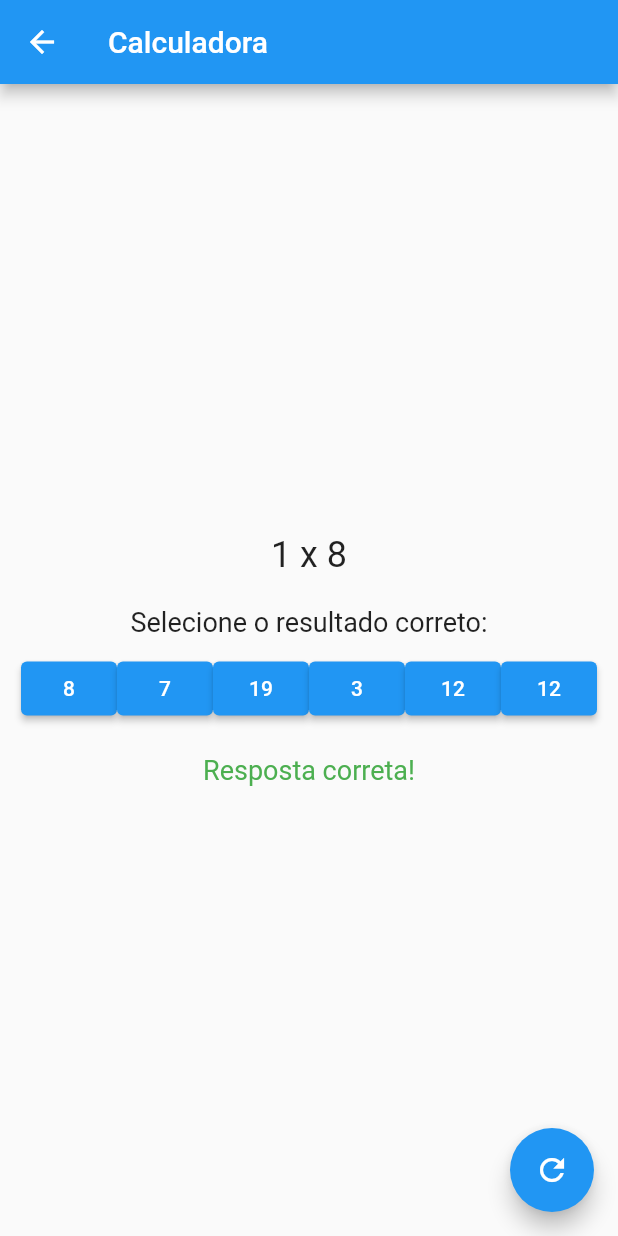
After one commit to GuilhermeTessarini/Project-game-Flutter, a Flutter app: the CalculatorScreen screen opened directly, after a tap on an icon or button, on a phone screen of 412 x 824 dp. The commit adds this screen. Run offline on Flutter 3.47's test engine with Material 2 defaults, Android fonts, the light colour scheme and no system bars.

Commit message:
Adição da parte dos calculos

```diff
--- /dev/null
+++ b/lib/calculadora.dart
@@ -0,0 +1,113 @@
+import 'dart:math';
+
+import 'package:flutter/material.dart';
+
+class CalculatorScreen extends StatefulWidget {
+  @override
+  _CalculatorScreenState createState() => _CalculatorScreenState();
+}
+
+class _CalculatorScreenState extends State<CalculatorScreen> {
+  late String operation;
+  late int number1;
+  late int number2;
+  late int result;
+  late List<int> options;
+  late bool isCorrect;
+
+  void generateRandomOperation() {
+    setState(() {
+      final random = Random();
+      number1 = random.nextInt(10) + 1; // Número aleatório entre 1 e 10
+      number2 = random.nextInt(10) + 1; // Número aleatório entre 1 e 10
+      final operationIndex = random.nextInt(4); // Número aleatório entre 0 e 3
+      switch (operationIndex) {
+        case 0:
+          operation = '+';
+          result = number1 + number2;
+          break;
+        case 1:
+          operation = '-';
+          result = number1 - number2;
+          break;
+        case 2:
+          operation = 'x';
+          result = number1 * number2;
+          break;
+        case 3:
+          operation = '/';
+          result = number1 ~/ number2;
+          break;
+      }
+
+      // Gerar 6 opções de resultados
+      options = List<int>.generate(6, (_) {
+        return random.nextInt(20) + 1; // Número aleatório entre 1 e 20
+      });
+      options[random.nextInt(4)] =
+          result; // Substituir uma das opções pelo resultado correto
+
+      isCorrect = false;
+    });
+  }
+
+  void checkAnswer(int answer) {
+    setState(() {
+      isCorrect = answer == result;
+    });
+  }
+
+  @override
+  void initState() {
+    super.initState();
+    generateRandomOperation();
+  }
+
+  @override
+  Widget build(BuildContext context) {
+    return Scaffold(
+      appBar: AppBar(
+        title: const Text('Calculadora'),
+      ),
+      body: Center(
+        child: Column(
+          mainAxisAlignment: MainAxisAlignment.center,
+          children: [
+            Text(
+              '$number1 $operation $number2',
+              style: TextStyle(fontSize: 24),
+            ),
+            SizedBox(height: 20),
+            Text(
+              'Selecione o resultado correto:',
+              style: TextStyle(fontSize: 18),
+            ),
+            SizedBox(height: 10),
+            Row(
+                mainAxisAlignment: MainAxisAlignment.center,
+              children: options.map((option) {
+                return ElevatedButton(
+                  child:
+                  Text('$option'),
+                  onPressed: () {
+                    checkAnswer(option);
+                  },
+                );
+              }).toList(),
+            ),
+            SizedBox(height: 20),
+            if (isCorrect)
+              Text(
+                'Resposta correta!',
+                style: TextStyle(fontSize: 18, color: Colors.green),
+              ),
+          ],
+        ),
+      ),
+      floatingActionButton: FloatingActionButton(
+        child: Icon(Icons.refresh),
+        onPressed: generateRandomOperation,
+      ),
+    );
+  }
+}
--- a/lib/credits.dart
+++ b/lib/credits.dart
@@ -15,7 +15,10 @@ class Creditos extends StatelessWidget {
           crossAxisAlignment: CrossAxisAlignment.start,
           children: const[
             SizedBox(height: 24),
-             Text( 'Boatematica: Aventura no Gelo',
+            Text( 'Boatematica: ',
+              style: TextStyle(fontSize: 24, fontWeight: FontWeight.bold, fontFamily: 'Titulo'),
+              ),
+            Text( 'Aventura no Gelo',
               style: TextStyle(fontSize: 24, fontWeight: FontWeight.bold, fontFamily: 'Titulo'),
               ),
             SizedBox(height: 24),
@@ -31,7 +34,7 @@ class Creditos extends StatelessWidget {
               style: TextStyle(fontSize: 20, fontFamily: 'Creditos'),
               ),
             SizedBox(height: 8),
-            Text( 'Isabela Alegrette',
+            Text( 'Isabella Alegrette',
               style: TextStyle(fontSize: 20, fontFamily: 'Creditos'),
               ),
             SizedBox(height: 8),
@@ -73,6 +76,10 @@ class Creditos extends StatelessWidget {
             Text( 'Lais Barros',
               style: TextStyle(fontSize: 20, fontFamily: 'Creditos'),
               ),
+            SizedBox(height: 8),
+            Text( 'Isabella Alegrette',
+              style: TextStyle(fontSize: 20, fontFamily: 'Creditos'),
+              ),
            /* SizedBox(height: 24),
             Text(
               'Versão do Jogo:',
--- a/lib/game.dart
+++ b/lib/game.dart
@@ -5,7 +5,7 @@ class Game extends StatelessWidget {
   Widget build(BuildContext context) {
     return Scaffold(
       appBar: AppBar(
-        title: const Text('Desenvolvimento do Jogo'),
+        title: const Text('Boatematica: Aventura no gelo'),
       ),
       body: const Center(
         child: Text('Tela para o desenvolvimento do jogo!'),
--- a/lib/home.dart
+++ b/lib/home.dart
@@ -1,6 +1,7 @@
 import 'package:flutter/material.dart';
 import 'package:flutter_project_boatematica/credits.dart';
 import 'package:flutter_project_boatematica/game.dart';
+import 'package:flutter_project_boatematica/calculadora.dart';
 
 class Home extends StatelessWidget {
   @override
@@ -25,7 +26,7 @@ class Home extends StatelessWidget {
                   onTap: () {
                     Navigator.push(
                       context,
-                      MaterialPageRoute(builder: (context) => Game()),
+                      MaterialPageRoute(builder: (context) => CalculatorScreen()),
                     );
                   },
                   child: Container(
```
